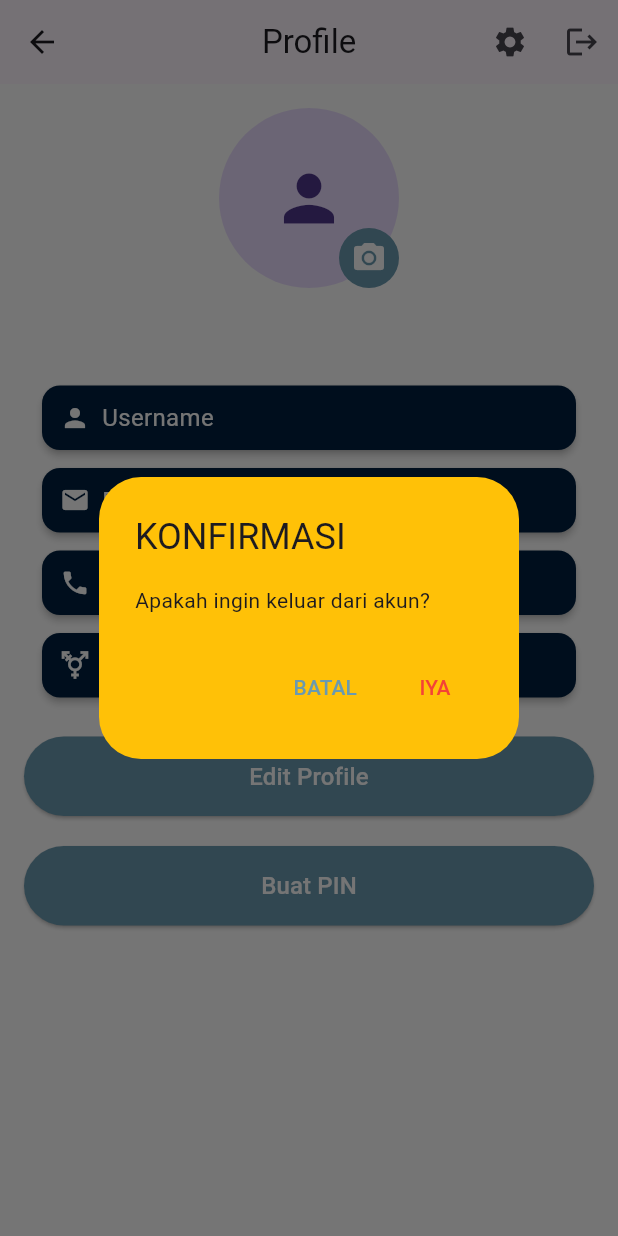
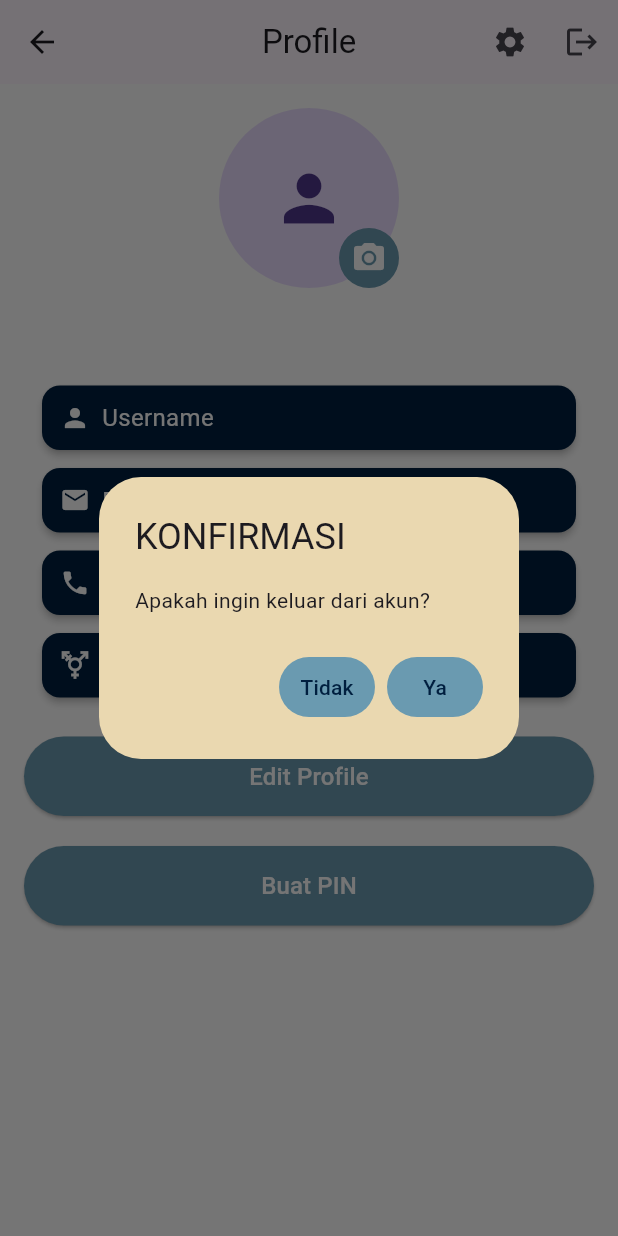
Before and after one commit to daflojuaan/1_A_Salon, a Flutter app: the ProfileScreen screen opened directly with empty values, after a tap on the "logout" icon, on a phone screen of 412 x 824 dp. Run offline on Flutter 3.47's test engine with Material 3 defaults, Android fonts, the phone set to English and light mode, and no system bars; our stand-ins replace camera, image_picker, sqflite; missing offline and left inert: mobile_scanner; accounts and stored records are empty.

Commit message:
warna konfirmasi terbaru
warna konfirmasi terbaru

```diff
--- a/lib/view/profile_page.dart
+++ b/lib/view/profile_page.dart
@@ -96,7 +96,7 @@ class _ProfileScreenState extends State<ProfileScreen> {
       context: context,
       builder: (BuildContext context) {
         return AlertDialog(
-          backgroundColor: const Color(0xFFFFC107),
+          backgroundColor: const Color(0xFFEAD8B0),
           title: const Text("KONFIRMASI"),
           content: const Text("Apakah ingin keluar dari akun?"),
           actions: [
@@ -104,20 +104,22 @@ class _ProfileScreenState extends State<ProfileScreen> {
               onPressed: () {
                 Navigator.of(context).pop();
               },
-              child: const Text(
-                "BATAL",
-                style: TextStyle(color: Color(0xFF6A9AB0)),
+              style: TextButton.styleFrom(
+                foregroundColor: const Color(0xFF001f3f), // Warna teks
+                backgroundColor:const Color(0xFF6A9AB0), // Warna tombol
               ),
+            child: const Text('Tidak'),
             ),
             TextButton(
               onPressed: () {
                 Navigator.of(context).pop();
                 _logout();
               },
-              child: const Text(
-                "IYA",
-                style: TextStyle(color: Colors.red),
+              style: TextButton.styleFrom(
+                foregroundColor: const Color(0xFF001f3f), // Warna teks
+                backgroundColor:const Color(0xFF6A9AB0), // Warna tombol
               ),
+            child: const Text('Ya'),
             ),
           ],
         );
```
Also changed, not shown: lib/view/edit_profile_page.dart (+9 -7 lines), lib/view/ganti_password_page.dart (+11 -6 lines), lib/view/pengaturan_profile_page.dart (+10 -2 lines).
